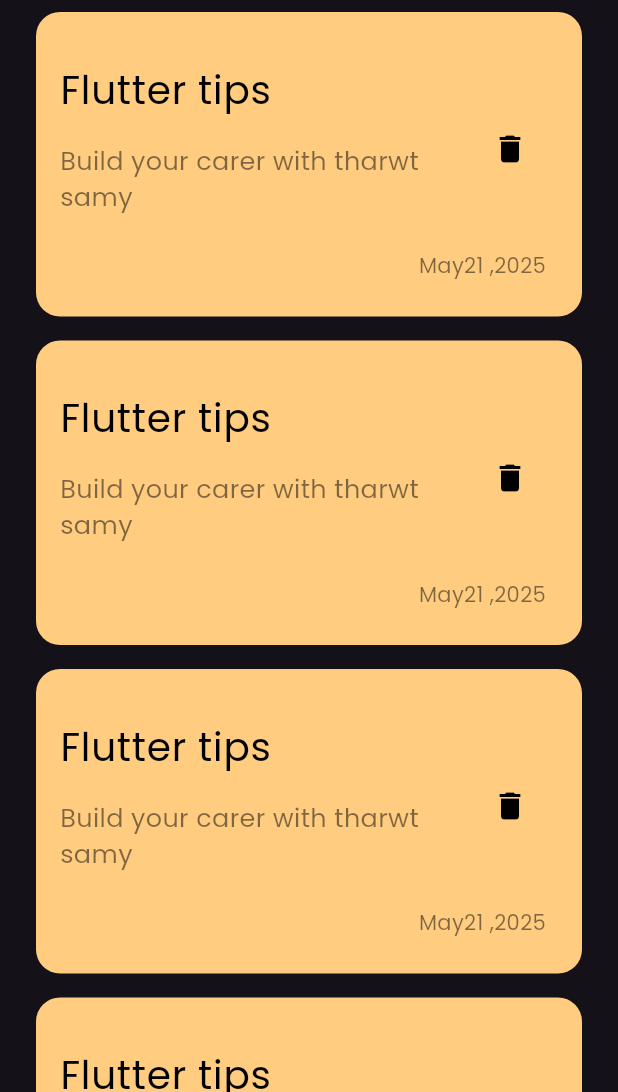
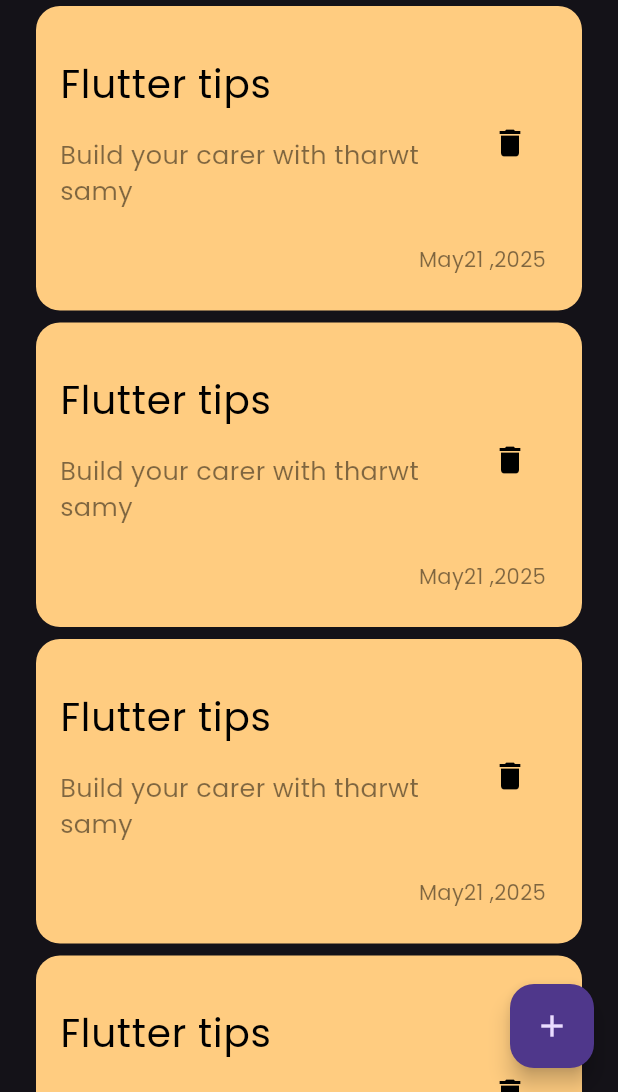
Before and after one commit to Mohamad-bsher-morjan/notes_app, a Flutter app: the screen it shows after launch, on a phone screen of 412 x 824 dp, the part 144-1236 px from its top. Run offline on Flutter 3.47's test engine with Material 3 defaults, Android fonts, the phone set to English and light mode, and no system bars.

Commit message:
add floating action button

```diff
--- a/lib/views/notes_view.dart
+++ b/lib/views/notes_view.dart
@@ -6,8 +6,12 @@ class NotesView extends StatelessWidget {
 
   @override
   Widget build(BuildContext context) {
-    return const Scaffold(
-     body:NotesViewBody() ,
+    return Scaffold(
+      floatingActionButton: FloatingActionButton(
+        onPressed: () {},
+        child: Icon(Icons.add),
+      ),
+      body: const NotesViewBody(),
     );
   }
 }
--- a/lib/views/widgets/notes_list_view.dart
+++ b/lib/views/widgets/notes_list_view.dart
@@ -9,7 +9,7 @@ class NotesListView extends StatelessWidget {
     return ListView.builder(
       itemBuilder: (context, index) {
         return const Padding(
-          padding: EdgeInsets.symmetric(vertical: 8),
+          padding: EdgeInsets.symmetric(vertical: 4),
           child: NoteItem(),
         );
       },
--- a/pubspec.yaml
+++ b/pubspec.yaml
@@ -44,7 +44,7 @@ dev_dependencies:
   # activated in the `analysis_options.yaml` file located at the root of your
   # package. See that file for information about deactivating specific lint
   # rules and activating additional ones.
-  flutter_lints: ^5.0.0
+  flutter_lints: ^6.0.0
 
 # For information on the generic Dart part of this file, see the
 # following page: https://dart.dev/tools/pub/pubspec
```
Also changed, not shown: pubspec.lock.
